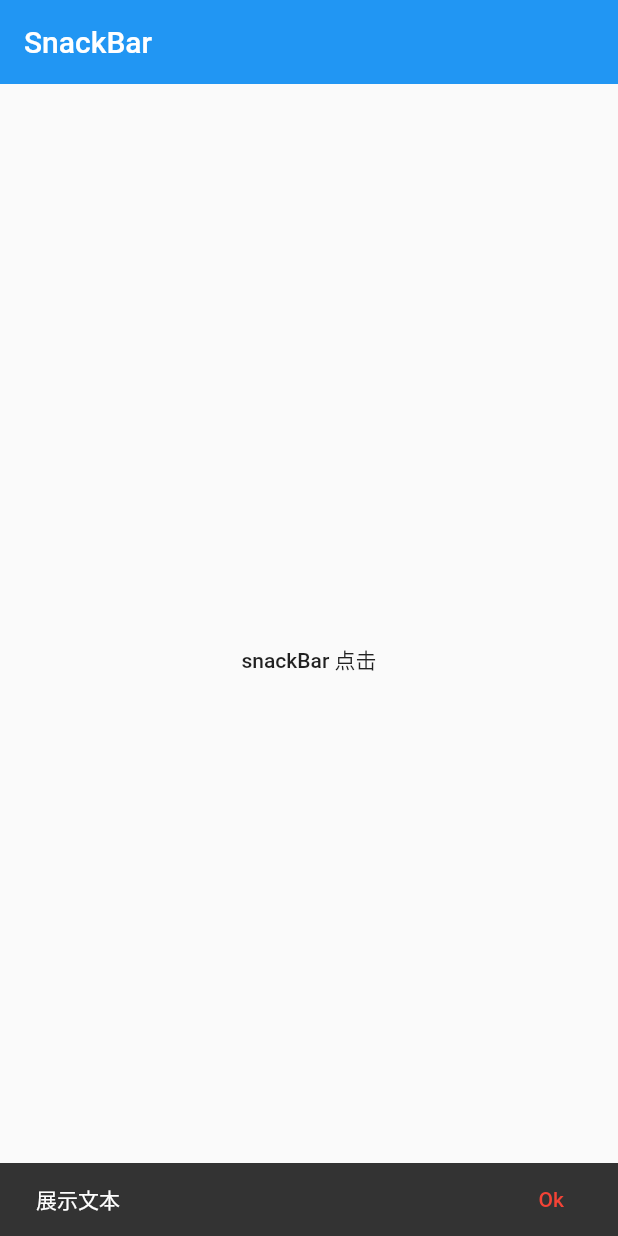
After one commit to liubang0909/flutter_helloworld, a Flutter app: the SnackBarDemo screen opened directly, after a tap on "snackBar 点击", on a phone screen of 412 x 824 dp. The commit adds this screen. Run offline on Flutter 3.47's test engine with Material 2 defaults, Android fonts, the phone set to English and light mode, and no system bars.

Commit message:
SnackBar
SnackBar

```diff
--- a/flutter_helloworld/lib/demo/material_components.dart
+++ b/flutter_helloworld/lib/demo/material_components.dart
@@ -11,6 +11,7 @@ import '../demo/datetime_demo.dart';
 import '../demo/simple_dialog_demo.dart';
 import '../demo/alert_dialog_demo.dart';
 import '../demo/bottom_sheet_demo.dart';
+import '../demo/snack_bar_demo.dart';
 
 class MaterialComponents extends StatelessWidget {
   const MaterialComponents({Key key}) : super(key: key);
@@ -25,6 +26,7 @@ class MaterialComponents extends StatelessWidget {
         ),
         body: ListView(
           children: [
+            ListItem(title: 'SnackBar', page: SnackBarDemo()),
             ListItem(title: 'BottomSheet', page: BottomSheetDemo()),
             ListItem(title: 'AlertDialog', page: AlertDialogDemo()),
             ListItem(
--- /dev/null
+++ b/flutter_helloworld/lib/demo/snack_bar_demo.dart
@@ -0,0 +1,56 @@
+import 'package:flutter/material.dart';
+
+class SnackBarDemo extends StatefulWidget {
+  SnackBarDemo({Key key}) : super(key: key);
+
+  @override
+  _SnackBarDemoState createState() => _SnackBarDemoState();
+}
+
+class _SnackBarDemoState extends State<SnackBarDemo> {
+  @override
+  Widget build(BuildContext context) {
+    return Container(
+      child: Scaffold(
+        appBar: AppBar(
+          title: Text('SnackBar'),
+          elevation: 0,
+        ),
+        body: Container(
+          child: Column(
+            mainAxisAlignment: MainAxisAlignment.center,
+            children: [
+              Row(
+                mainAxisAlignment: MainAxisAlignment.center,
+                children: [SnackBarButton()],
+              )
+            ],
+          ),
+        ),
+      ),
+    );
+  }
+}
+
+class SnackBarButton extends StatelessWidget {
+  const SnackBarButton({Key key}) : super(key: key);
+
+  @override
+  Widget build(BuildContext context) {
+    return Container(
+      child: FlatButton(
+          onPressed: () {
+            Scaffold.of(context).showSnackBar(SnackBar(
+              content: Text('展示文本'),
+              action: SnackBarAction(
+                label: 'Ok',
+                onPressed: () {
+                  debugPrint('点击了');
+                },
+              ),
+            ));
+          },
+          child: Text('snackBar 点击')),
+    );
+  }
+}
```
